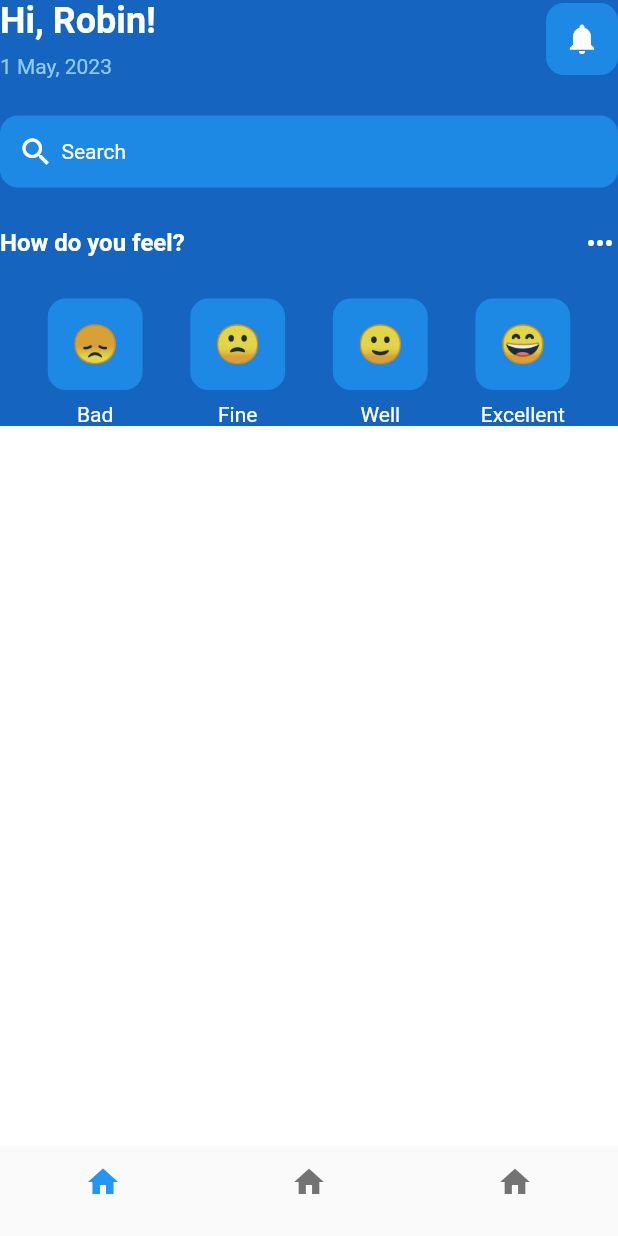
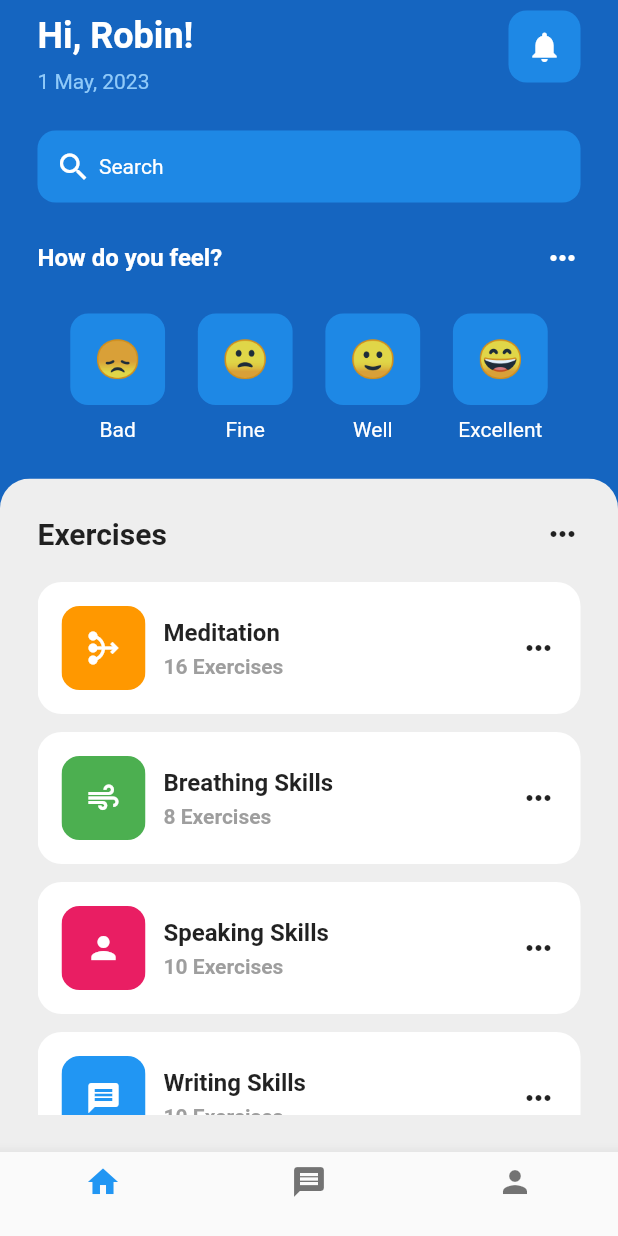
Before and after one commit to anandanmukh/flutter_ui_designs, a Flutter app: the screen it shows after launch, on a phone screen of 412 x 824 dp. Run offline on Flutter 3.47's test engine with Material 2 defaults, Android fonts, the phone set to English and light mode, and no system bars.

Commit message:
mental_health_app_ui complete

```diff
--- a/mental_health_app_ui/lib/pages/home_page.dart
+++ b/mental_health_app_ui/lib/pages/home_page.dart
@@ -1,5 +1,8 @@
+// ignore_for_file: prefer_const_constructors, prefer_const_literals_to_create_immutables
+
 import 'package:flutter/material.dart';
 import 'package:mental_health_app_ui/utils/emoticon_face.dart';
+import 'package:mental_health_app_ui/utils/exercise_tile.dart';
 
 class HomePage extends StatefulWidget {
   const HomePage({super.key});
@@ -15,10 +18,14 @@ class _MyWidgetState extends State<HomePage> {
       backgroundColor: Colors.blue[800],
       bottomNavigationBar: BottomNavigationBar(items: [
         BottomNavigationBarItem(icon: Icon(Icons.home), label: ''),
-        BottomNavigationBarItem(icon: Icon(Icons.home), label: ''),
-        BottomNavigationBarItem(icon: Icon(Icons.home), label: ''),
+        BottomNavigationBarItem(icon: Icon(Icons.message), label: ''),
+        BottomNavigationBarItem(icon: Icon(Icons.person), label: ''),
       ]),
       body: SafeArea(
+        child: Column(
+          children: [
+            Padding(
+              padding: const EdgeInsets.symmetric(horizontal: 25.0),
               child: Column(
                 children: [
                   // greetings row
@@ -30,6 +37,9 @@ class _MyWidgetState extends State<HomePage> {
                       Column(
                         crossAxisAlignment: CrossAxisAlignment.start,
                         children: [
+                          SizedBox(
+                            height: 10,
+                          ),
                           Text(
                             'Hi, Robin!',
                             style: TextStyle(
@@ -196,10 +206,73 @@ class _MyWidgetState extends State<HomePage> {
                       ),
                     ],
                   ),
+                ],
+              ),
+            ),
+            SizedBox(
+              height: 25,
+            ),
+            Expanded(
+              child: ClipRRect(
+                borderRadius: BorderRadius.vertical(top: Radius.circular(20)),
+                child: Container(
+                  padding: EdgeInsets.all(25),
+                  color: Colors.grey[200],
+                  child: Center(
+                    child: Column(children: [
+                      // exercise heading
+                      Row(
+                        mainAxisAlignment: MainAxisAlignment.spaceBetween,
+                        children: [
+                          Text(
+                            'Exercises',
+                            style: TextStyle(
+                              fontWeight: FontWeight.bold,
+                              fontSize: 20,
+                            ),
+                          ),
+                          Icon(Icons.more_horiz),
+                        ],
+                      ),
 
+                      SizedBox(
+                        height: 20,
+                      ),
+
+                      // listview of exercises
                       Expanded(
-              child: Container(
-                color: Colors.white,
+                        child: ListView(
+                          children: [
+                            ExerciseTile(
+                              icon: Icons.mediation,
+                              exerciseName: 'Meditation',
+                              numberOfExercises: 16,
+                              colors: Colors.orange,
+                            ),
+                            ExerciseTile(
+                              icon: Icons.air,
+                              exerciseName: 'Breathing Skills',
+                              numberOfExercises: 8,
+                              colors: Colors.green,
+                            ),
+                            ExerciseTile(
+                              icon: Icons.person,
+                              exerciseName: 'Speaking Skills',
+                              numberOfExercises: 10,
+                              colors: Colors.pink,
+                            ),
+                            ExerciseTile(
+                              icon: Icons.message,
+                              exerciseName: 'Writing Skills',
+                              numberOfExercises: 10,
+                              colors: Colors.blue,
+                            ),
+                          ],
+                        ),
+                      )
+                    ]),
+                  ),
+                ),
               ),
             ),
           ],
--- /dev/null
+++ b/mental_health_app_ui/lib/utils/exercise_tile.dart
@@ -0,0 +1,79 @@
+// ignore_for_file: prefer_const_constructors
+
+import 'package:flutter/material.dart';
+
+class ExerciseTile extends StatelessWidget {
+  final icon;
+  final String exerciseName;
+  final int numberOfExercises;
+  final Color colors;
+
+  const ExerciseTile({
+    super.key,
+    required this.icon,
+    required this.exerciseName,
+    required this.numberOfExercises,
+    required this.colors,
+  });
+
+  @override
+  Widget build(BuildContext context) {
+    return Padding(
+      padding: const EdgeInsets.only(bottom: 12.0),
+      child: Container(
+        padding: EdgeInsets.all(16),
+        decoration: BoxDecoration(
+          color: Colors.white,
+          borderRadius: BorderRadius.circular(16),
+        ),
+        child:
+            Row(mainAxisAlignment: MainAxisAlignment.spaceBetween, children: [
+          Row(
+            children: [
+              ClipRRect(
+                borderRadius: BorderRadius.circular(12),
+                child: Container(
+                    padding: EdgeInsets.all(16),
+                    color: colors,
+                    child: Icon(
+                      icon,
+                      color: Colors.white,
+                    )),
+              ),
+              SizedBox(
+                width: 12,
+              ),
+              Column(
+                crossAxisAlignment: CrossAxisAlignment.start,
+                children: [
+                  // title
+                  Text(
+                    exerciseName,
+                    style: TextStyle(
+                      fontWeight: FontWeight.bold,
+                      fontSize: 16,
+                    ),
+                  ),
+
+                  SizedBox(
+                    height: 5,
+                  ),
+
+                  // subtitle
+                  Text(
+                    numberOfExercises.toString() + ' Exercises',
+                    style: TextStyle(
+                        fontWeight: FontWeight.bold,
+                        fontSize: 14,
+                        color: Colors.grey),
+                  )
+                ],
+              ),
+            ],
+          ),
+          Icon(Icons.more_horiz),
+        ]),
+      ),
+    );
+  }
+}
```
Lines whose indentation alone changed are shown as unchanged.
